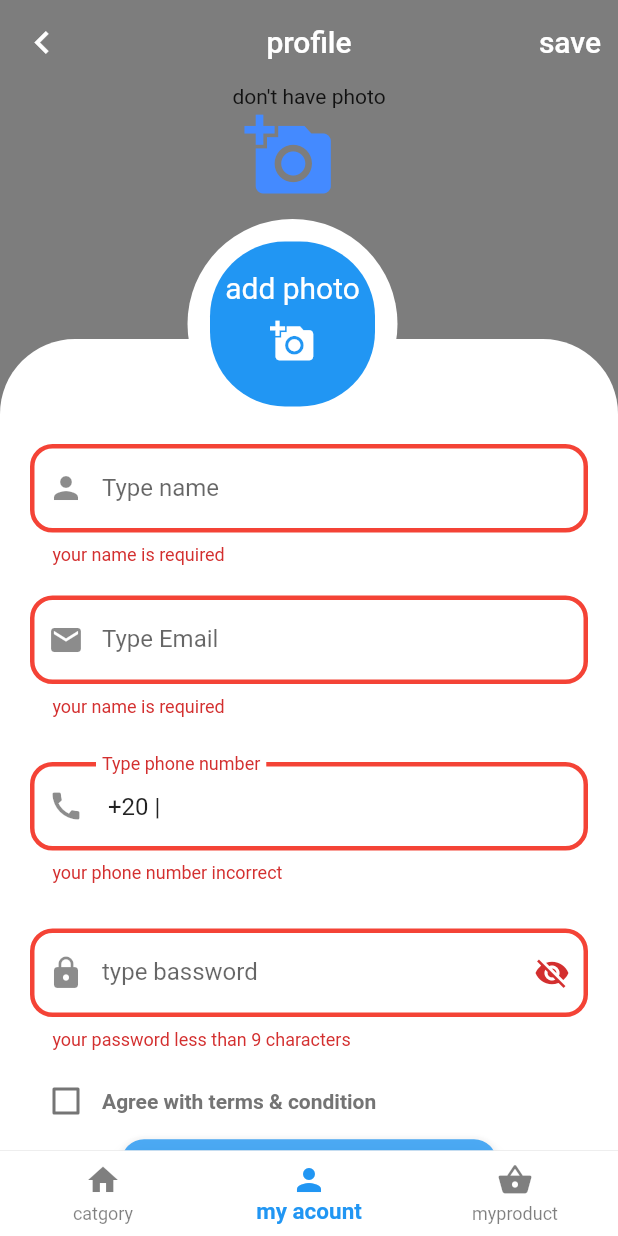
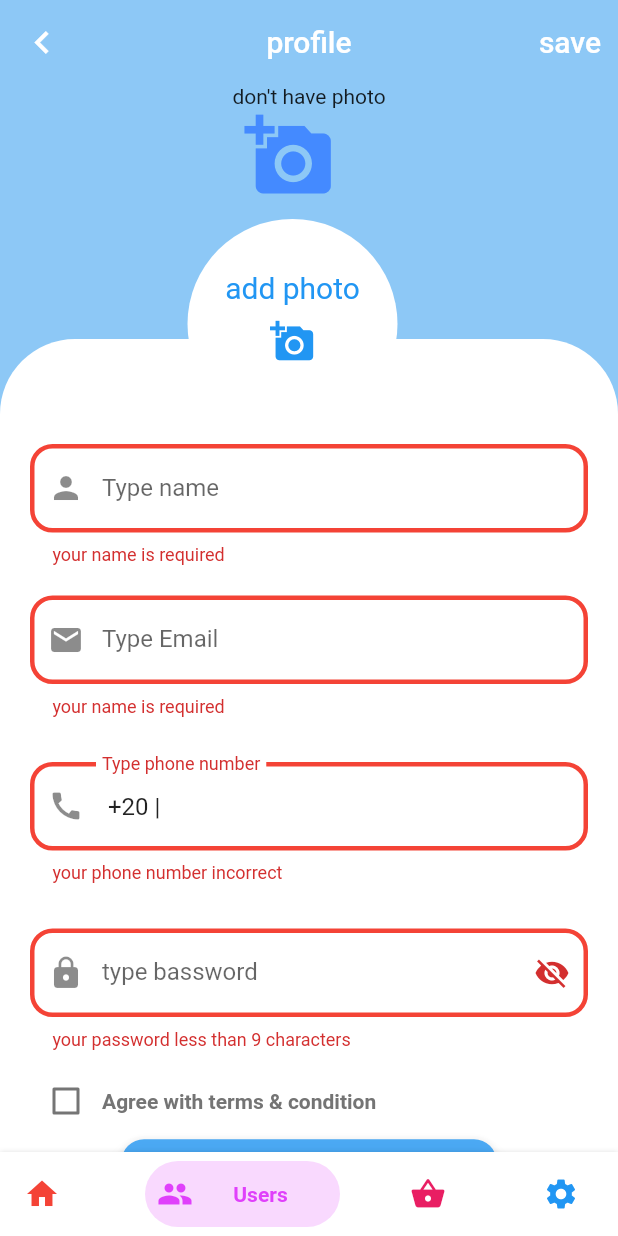
Before and after one commit to ahmedabdelelah22/applicationflutter, a Flutter app: the screen it shows after launch, item 2 of the bottom bar chosen, on a phone screen of 412 x 824 dp. Run offline on Flutter 3.47's test engine with Material 2 defaults, Android fonts, the phone set to English and light mode, and no system bars; drawn by our look-alikes of bottom_navy_bar; our stand-ins replace image_picker.

Commit message:
add new file

```diff
--- a/lib/main.dart
+++ b/lib/main.dart
@@ -5,11 +5,12 @@ import 'model/model.dart';
 import 'profile.dart';
 import 'dart:async';
 import 'dart:io';
-import 'loginpage.dart';
-import 'registerpage.dart';
+import 'authorities/loginpage.dart';
+import 'authorities/registerpage.dart';
 import 'package:provider/provider.dart';
 import 'model/cartmodel.dart';
 import 'myproduct.dart';
+import 'package:bottom_navy_bar/bottom_navy_bar.dart';
 
 void main() {
   runApp(MyApp());
@@ -25,52 +26,66 @@ class MyApp extends StatelessWidget {
         },
         child: MaterialApp(
           theme: ThemeData(
-            primaryColor: Colors.blue.withOpacity(0.3),
+            primaryColor: Colors.white,
           ),
           debugShowCheckedModeBanner: false,
-          home: Test(),
+          home: MyHomePage(),
         ));
   }
 }
 
-class Test extends StatefulWidget {
-  const Test({super.key});
-
+class MyHomePage extends StatefulWidget {
   @override
-  State<Test> createState() => _TestState();
+  _MyHomePageState createState() => _MyHomePageState();
 }
 
-class _TestState extends State<Test> {
+class _MyHomePageState extends State<MyHomePage> {
+  int _currentIndex = 0;
+
   int selectedindex = 0;
   List<Widget> widgetpages = [
     Homepage(),
     profilpage(),
     myproduct(),
   ];
-
   @override
   Widget build(BuildContext context) {
     return Scaffold(
-        bottomNavigationBar: BottomNavigationBar(
-            selectedItemColor: Colors.blue,
-            unselectedItemColor: Colors.black.withOpacity(0.5),
-            selectedFontSize: 15,
-            selectedLabelStyle: TextStyle(fontWeight: FontWeight.bold),
-            currentIndex: selectedindex,
-            backgroundColor: Colors.white,
-            elevation: 0,
-            onTap: (index) {
-              setState(() {
-                selectedindex = index;
-              });
-            },
-            items: [
-              BottomNavigationBarItem(icon: Icon(Icons.home), label: "catgory"),
-              BottomNavigationBarItem(
-                  icon: Icon(Icons.person), label: "my acount"),
-              BottomNavigationBarItem(
-                  icon: Icon(Icons.shopping_basket), label: "myproduct")
-            ]),
-        body: widgetpages.elementAt(selectedindex));
+        body: widgetpages.elementAt(_currentIndex),
+        bottomNavigationBar: BottomNavyBar(
+          selectedIndex: _currentIndex,
+          showElevation: true,
+          itemCornerRadius: 24,
+          curve: Curves.easeIn,
+          onItemSelected: (index) => setState(() => _currentIndex = index),
+          items: <BottomNavyBarItem>[
+            BottomNavyBarItem(
+              icon: Icon(Icons.home),
+              title: Text('Home'),
+              activeColor: Colors.red,
+              textAlign: TextAlign.center,
+            ),
+            BottomNavyBarItem(
+              icon: Icon(Icons.people),
+              title: Text('Users'),
+              activeColor: Colors.purpleAccent,
+              textAlign: TextAlign.center,
+            ),
+            BottomNavyBarItem(
+              icon: Icon(Icons.shopping_basket),
+              title: Text(
+                ' products ',
+              ),
+              activeColor: Colors.pink,
+              textAlign: TextAlign.center,
+            ),
+            BottomNavyBarItem(
+              icon: Icon(Icons.settings),
+              title: Text('Settings'),
+              activeColor: Colors.blue,
+              textAlign: TextAlign.center,
+            ),
+          ],
+        ));
   }
 }
--- a/lib/profile.dart
+++ b/lib/profile.dart
@@ -31,7 +31,7 @@ class _profilpageState extends State<profilpage> {
   Widget build(BuildContext context) {
     return Scaffold(
       appBar: AppBar(
-        backgroundColor: Colors.black.withOpacity(0.5),
+        backgroundColor: Colors.blue.withOpacity(0.5),
         title: Text(
           "profile",
           style: TextStyle(fontSize: 20, color: Colors.white),
@@ -62,7 +62,7 @@ class _profilpageState extends State<profilpage> {
             Container(
                 height: double.infinity,
                 width: double.infinity,
-                color: Colors.black.withOpacity(0.5),
+                color: Colors.blue.withOpacity(0.5),
                 child: Container(
                   alignment: Alignment.topCenter,
                   child: image == null
@@ -348,7 +348,7 @@ class _profilpageState extends State<profilpage> {
                 width: 110,
                 height: 110,
                 decoration: BoxDecoration(
-                    color: Colors.blue,
+                    color: Colors.white,
                     borderRadius: BorderRadius.circular(50)),
                 child: image == null
                     ? Column(
@@ -356,13 +356,13 @@ class _profilpageState extends State<profilpage> {
                         children: [
                           Text(
                             "add photo",
-                            style: TextStyle(color: Colors.white, fontSize: 20),
+                            style: TextStyle(color: Colors.blue, fontSize: 20),
                           ),
                           IconButton(
                               onPressed: uploadImage,
                               icon: Icon(
                                 Icons.add_a_photo,
-                                color: Colors.white,
+                                color: Colors.blue,
                                 size: 30,
                               ))
                         ],
--- a/pubspec.yaml
+++ b/pubspec.yaml
@@ -35,6 +35,8 @@ dependencies:
   # Use with the CupertinoIcons class for iOS style icons.
   cupertino_icons: ^1.0.2
   provider: ^6.0.3
+  bottom_navy_bar: ^6.0.0
+
 
 dev_dependencies:
   flutter_launcher_icons: "^0.10.0"
```
Also changed, not shown: lib/authorities/loginpage.dart (renamed from lib/registerpage.dart, +63 -90 lines), lib/authorities/registerpage.dart (renamed from lib/loginpage.dart, +90 -63 lines), pubspec.lock.
